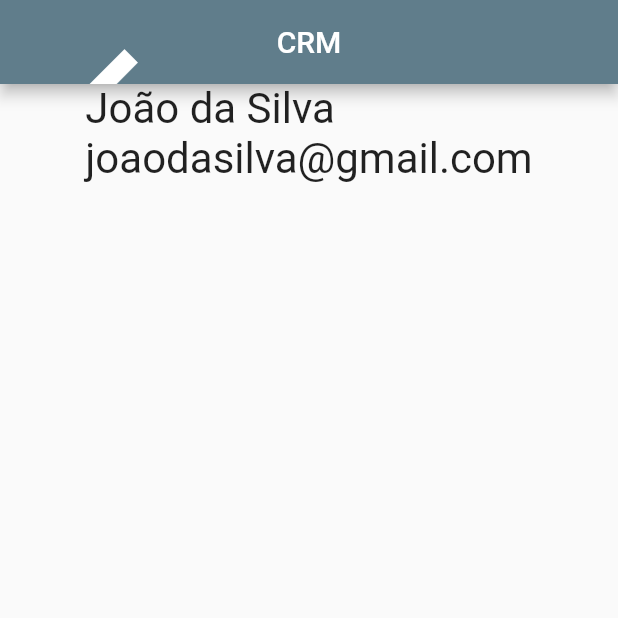
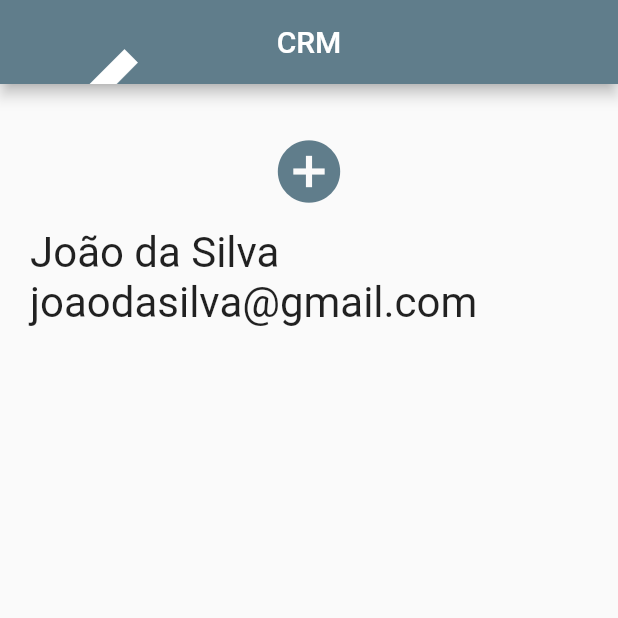
Before and after one commit to ginaldolaranjeiras/DoneERP, a Flutter app: the CRMPage screen opened by its route, on a phone screen of 412 x 824 dp, the top half of it. Run offline on Flutter 3.47's test engine with Material 2 defaults, Android fonts, the phone set to English and light mode, and no system bars.

Commit message:
register init

```diff
--- /dev/null
+++ b/lib/views/components/button/register.button.dart
@@ -0,0 +1,23 @@
+import 'package:flutter/material.dart';
+
+class RegisterButton extends StatelessWidget {
+  const RegisterButton({
+    Key key,
+  }) : super(key: key);
+
+  @override
+  Widget build(BuildContext context) {
+    return Padding(
+      padding: EdgeInsets.all(5),
+      child: IconButton(
+        icon: Icon(Icons.add_circle),
+        onPressed: () {
+          Navigator.pushNamed(context, '/registerstakeholder');
+        },
+        iconSize: 50,
+        alignment: Alignment.center,
+        tooltip: 'Cadastrar Novo',
+      ),
+    );
+  }
+}
--- a/lib/views/components/group/stakeholder_empty.goup.dart
+++ b/lib/views/components/group/stakeholder_empty.goup.dart
@@ -1,3 +1,4 @@
+import 'package:done/views/components/button/register.button.dart';
 import 'package:flutter/material.dart';
 
 class StakeholderEmpty extends StatelessWidget {
@@ -17,17 +18,7 @@
             textScaleFactor: 2,
           ),
         ),
-        Padding(
-          padding: EdgeInsets.all(20),
-          child: IconButton(
-            icon: Icon(Icons.add_circle),
-            onPressed: () {
-              Navigator.pushNamed(context, '/registerstakeholder');
-            },
-            iconSize: 50,
-            alignment: Alignment.center,
-          ),
-        ),
+        RegisterButton(),
       ],
     );
   }
--- a/lib/views/components/lists/done_stakeholder.lists.dart
+++ b/lib/views/components/lists/done_stakeholder.lists.dart
@@ -1,12 +1,18 @@
 import 'package:done/data/stakeholder_list.data.dart';
+import 'package:done/views/components/button/register.button.dart';
 import 'package:flutter/material.dart';
 
 class StakeholdersList extends StatelessWidget {
   @override
   Widget build(BuildContext context) {
-    return Column(
+    return Padding(
+      padding: const EdgeInsets.all(20.0),
+      child: Column(
         crossAxisAlignment: CrossAxisAlignment.start,
         children: [
+          Center(
+            child: RegisterButton(),
+          ),
           Text(
             stakeholderDataList[0].name + ' ' + stakeholderDataList[0].surname,
             textScaleFactor: 2,
@@ -16,6 +22,7 @@
             textScaleFactor: 2,
           ),
         ],
+      ),
     );
   }
 }
```
Also changed, not shown: 1 other file. Lines whose indentation alone changed are shown as unchanged.
